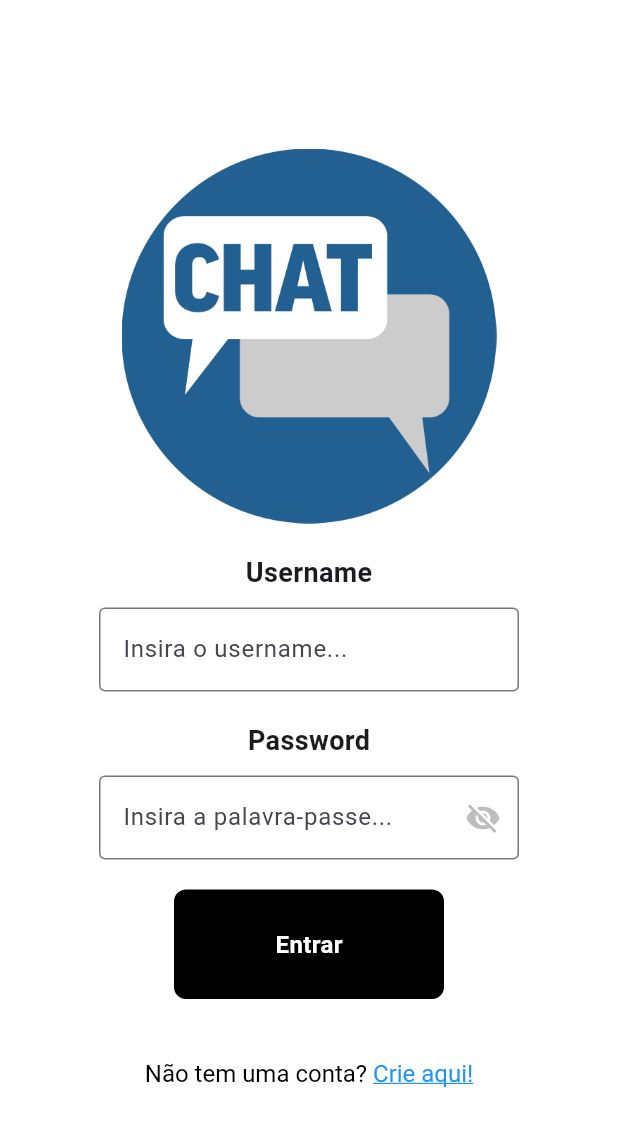
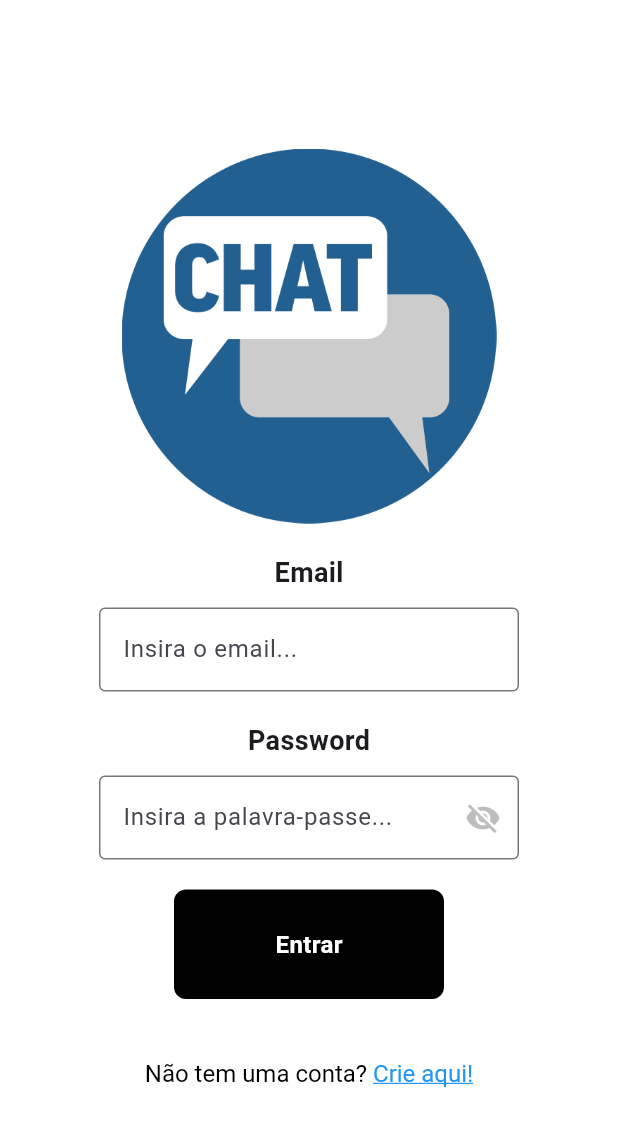
Before and after one commit to anotherlusitano/ESTG-ES1-Chat-Together, a Flutter app: the screen it shows after launch, on a phone screen of 412 x 824 dp. Shown: the top 1126 px of the screen. Run offline on Flutter 3.47's test engine with Material 3 defaults, Android fonts, the light colour scheme and no system bars; our stand-ins replace cloud_firestore, firebase_auth, firebase_core; accounts and stored records are empty; statements that could not run were skipped.

Commit message:
Username -> Email (pagina login)

```diff
--- a/lib/paginas/pagina_login.dart
+++ b/lib/paginas/pagina_login.dart
@@ -11,7 +11,7 @@ class PaginaLogin extends StatefulWidget {
 }
 
 class _PaginaLoginState extends State<PaginaLogin> {
-  final TextEditingController _usernameController = TextEditingController();
+  final TextEditingController _emailController = TextEditingController();
   final TextEditingController _passwordController = TextEditingController();
   bool _showPassword = false;
 
@@ -28,7 +28,7 @@ class _PaginaLoginState extends State<PaginaLogin> {
     );
     try {
       await FirebaseAuth.instance.signInWithEmailAndPassword(
-        email: _usernameController.text,
+        email: _emailController.text,
         password: _passwordController.text,
       );
 
@@ -72,7 +72,7 @@ class _PaginaLoginState extends State<PaginaLogin> {
               ),
               SizedBox(height: 20),
               Text(
-                'Username',
+                'Email',
                 style: TextStyle(
                   fontWeight: FontWeight.bold,
                   fontSize: 18,
@@ -82,10 +82,10 @@ class _PaginaLoginState extends State<PaginaLogin> {
               SizedBox(
                 width: 280,
                 child: TextField(
-                  controller: _usernameController,
+                  controller: _emailController,
                   decoration: InputDecoration(
                     border: OutlineInputBorder(),
-                    labelText: 'Insira o username...',
+                    labelText: 'Insira o email...',
                   ),
                 ),
               ),
```
